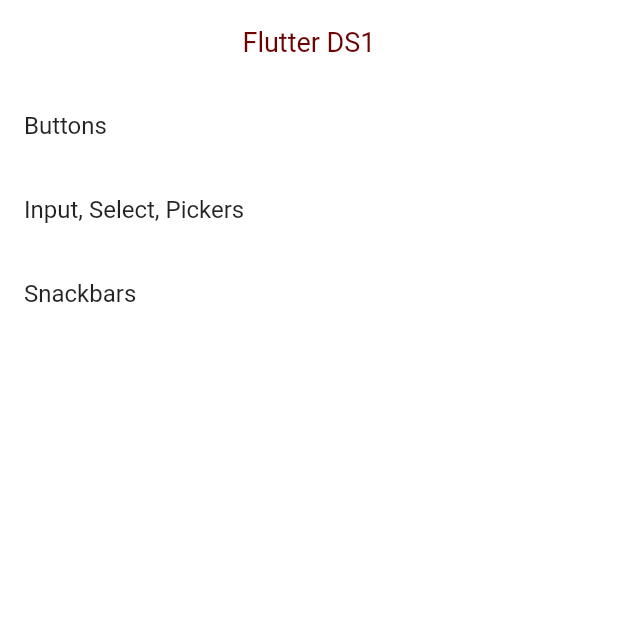
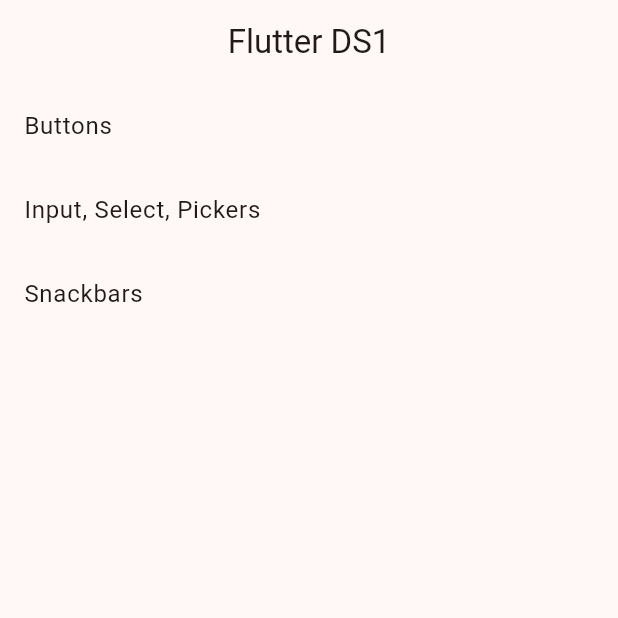
Before and after one commit to C4co/flutter_ds1, a Flutter app: the screen it shows after launch, on a phone screen of 412 x 824 dp, the top half of it. Run offline on Flutter 3.47's test engine with Material 2 defaults, Android fonts, the light colour scheme and no system bars; our stand-ins replace go_router.

Commit message:
update package components

```diff
--- a/packages/ds1/lib/colors/colors.dart
+++ b/packages/ds1/lib/colors/colors.dart
@@ -3,19 +3,64 @@
 import 'package:flutter/material.dart';
 
 class DS1Colors {
+  static const MaterialColor neutral = MaterialColor(
+    0xFF000000,
+    <int, Color>{
+      50: Color(0xFFE3E3E3),
+      100: Color(0xFFc8c8c8),
+      200: Color(0xFFA4A4A4),
+      300: Color(0xFF818181),
+      400: Color(0xFF666666),
+      500: Color(0xFF515151),
+      600: Color(0xFF434343),
+      700: Color(0xFF383838),
+      800: Color(0xFF313131),
+      900: Color(0xFF000000),
+    },
+  );
+
+  static const MaterialColor blue = MaterialColor(
+    0xFF174DB8,
+    <int, Color>{
+      50: Color(0xFFE3EAF6),
+      100: Color(0xFFB9CAEA),
+      200: Color(0xFF8BA6DC),
+      300: Color(0xFF5D82CD),
+      400: Color(0xFF3A68C3),
+      500: Color(0xFF174DB8),
+      600: Color(0xFF1446B1),
+      700: Color(0xFF113DA8),
+      800: Color(0xFF0D34A0),
+      900: Color(0xFF072591),
+    },
+  );
+
+  static const MaterialColor green = MaterialColor(0xFF16965E, <int, Color>{
+    50: Color(0xFFE3F2EC),
+    100: Color(0xFFB9E0CF),
+    200: Color(0xFF8BCBAF),
+    300: Color(0xFF5CB68E),
+    400: Color(0xFF39A676),
+    500: Color(0xFF16965E),
+    600: Color(0xFF138E56),
+    700: Color(0xFF10834C),
+    800: Color(0xFF0C7942),
+    900: Color(0xFF066831),
+  });
+
   static const MaterialColor red = MaterialColor(
-    0xFF9A0909,
+    0xFFB81717,
     <int, Color>{
-      50: Color(0xFFF3E1E1),
-      100: Color(0xFFE1B5B5),
-      200: Color(0xFFCD8484),
-      300: Color(0xFFB85353),
-      400: Color(0xFFA92E2E),
-      500: Color(0xFF9A0909),
-      600: Color(0xFF920808),
-      700: Color(0xFF880606),
-      800: Color(0xFF7E0505),
-      900: Color(0xFF6C0202),
+      50: Color(0xFFF6E3E3),
+      100: Color(0xFFEAB9B9),
+      200: Color(0xFFDC8B8B),
+      300: Color(0xFFCD5D5D),
+      400: Color(0xFFC33A3A),
+      500: Color(0xFFB81717),
+      600: Color(0xFFB11414),
+      700: Color(0xFFA81111),
+      800: Color(0xFFA00D0D),
+      900: Color(0xFF910707),
     },
   );
 
@@ -34,4 +79,20 @@
       900: Color(0xFF0F0829),
     },
   );
+
+  static const MaterialColor dark = MaterialColor(
+    0xFF1E2229,
+    <int, Color>{
+      50: Color(0xFFe3e3e3),
+      100: Color(0xFFc8c8c8),
+      200: Color(0xFFa4a4a4),
+      300: Color(0xFF818181),
+      400: Color(0xFF666666),
+      500: Color(0xFF515151),
+      600: Color(0xFF434343),
+      700: Color(0xFF383838),
+      800: Color(0xFF313131),
+      900: Color(0xFF000000),
+    },
+  );
 }
--- a/packages/ds1/lib/components/button/button.dart
+++ b/packages/ds1/lib/components/button/button.dart
@@ -103,7 +103,7 @@
                     style: TextStyle(
                       color: textColor,
                       fontSize: fontSize,
-                      fontWeight: FontWeight.w600,
+                      fontWeight: FontWeight.w500,
                     ),
                   ),
                 if (widget.isLoading == true)
--- a/packages/ds1/lib/ds1.dart
+++ b/packages/ds1/lib/ds1.dart
@@ -6,6 +6,7 @@
 export "./components/select/select.dart";
 export "./components/dialog/dialog.dart";
 export "./components/snackbar/snackbar.dart";
+export "./components/text/text.dart";
 
-export "./themes/ds1_theme.dart";
+export 'themes/ds1_theme.dart';
 export "./colors/colors.dart";
--- a/packages/ds1/lib/themes/ds1_theme.dart
+++ b/packages/ds1/lib/themes/ds1_theme.dart
@@ -1,35 +1,17 @@
 import 'package:flutter/material.dart';
 import 'package:flutter/services.dart';
-import 'package:google_fonts/google_fonts.dart';
-
-const MaterialColor ds1Color = MaterialColor(
-  0xFF000000,
-  <int, Color>{
-    50: Color(0xFFE3E3E3),
-    100: Color(0xFFc8c8c8),
-    200: Color(0xFFA4A4A4),
-    300: Color(0xFF818181),
-    400: Color(0xFF666666),
-    500: Color(0xFF515151),
-    600: Color(0xFF434343),
-    700: Color(0xFF383838),
-    800: Color(0xFF313131),
-    900: Color(0xFF000000),
-  },
-);
 
 ThemeData ds1Theme({
   required BuildContext context,
-  MaterialColor color = ds1Color,
+  bool dark = false,
+  Color color = Colors.blue,
 }) {
-  final textTheme = Theme.of(context).textTheme;
+  final theme = Theme.of(context);
 
   SystemChrome.setSystemUIOverlayStyle(
     const SystemUiOverlayStyle(
-      systemNavigationBarColor: Colors.white,
-      statusBarColor: Colors.white,
-      statusBarBrightness: Brightness.light,
-      statusBarIconBrightness: Brightness.light,
+      statusBarBrightness: Brightness.dark,
+      statusBarIconBrightness: Brightness.dark,
     ),
   );
 
@@ -40,71 +22,46 @@
   );
 
   return ThemeData(
+    useMaterial3: true,
     pageTransitionsTheme: pageTransitionsTheme,
-    primaryColor: color,
-    primaryColorLight: color.shade50,
-    primaryColorDark: color.shade900,
-    primarySwatch: color,
-    brightness: Brightness.light,
-    dialogTheme: DialogTheme(
-      elevation: 0,
-      shape: RoundedRectangleBorder(
-        borderRadius: BorderRadius.circular(5),
-      ),
-      titleTextStyle: TextStyle(
+    colorSchemeSeed: color,
+    brightness: dark ? Brightness.dark : Brightness.light,
+    appBarTheme: theme.appBarTheme.copyWith(
+      centerTitle: true,
+      titleTextStyle: theme.appBarTheme.titleTextStyle?.copyWith(
         fontSize: 16,
-        fontWeight: FontWeight.bold,
-        color: color.shade900,
       ),
     ),
-    appBarTheme: AppBarTheme(
-      scrolledUnderElevation: 1,
-      elevation: 0,
-      centerTitle: true,
-      iconTheme: IconThemeData(
-        color: color.shade900,
+    dialogTheme: DialogTheme(
+      shape: RoundedRectangleBorder(
+        borderRadius: BorderRadius.circular(10),
       ),
-      titleTextStyle: TextStyle(
-        color: color.shade900,
-        fontSize: 18,
+    ),
+    drawerTheme: DrawerThemeData(
+      shape: RoundedRectangleBorder(
+        borderRadius: BorderRadius.circular(0),
       ),
-      backgroundColor: Colors.white,
     ),
-    inputDecorationTheme: InputDecorationTheme(
-      contentPadding: const EdgeInsets.symmetric(
+    bottomNavigationBarTheme: const BottomNavigationBarThemeData(
+      selectedLabelStyle: TextStyle(
+        fontSize: 12,
+        fontWeight: FontWeight.bold,
+      ),
+      showUnselectedLabels: true,
+      showSelectedLabels: true,
+      type: BottomNavigationBarType.fixed,
+    ),
+    inputDecorationTheme: const InputDecorationTheme(
+      contentPadding: EdgeInsets.symmetric(
         horizontal: 15,
         vertical: 0,
       ),
-      labelStyle: const TextStyle(
-        fontSize: 16,
-      ),
-      floatingLabelStyle: TextStyle(
-        fontSize: 18,
-        color: color.shade900,
-      ),
-      focusedBorder: OutlineInputBorder(
-        borderSide: BorderSide(
-          color: color.shade800,
-        ),
-        gapPadding: 8,
-      ),
-      border: const OutlineInputBorder(
-        gapPadding: 8,
+      border: OutlineInputBorder(
+        gapPadding: 4,
         borderRadius: BorderRadius.all(
           Radius.circular(5),
         ),
       ),
     ),
-    scaffoldBackgroundColor: Colors.white,
-    textTheme: GoogleFonts.robotoFlexTextTheme(textTheme),
-    snackBarTheme: SnackBarThemeData(
-      backgroundColor: Colors.black,
-      closeIconColor: Colors.white,
-      actionTextColor: color.shade100,
-      contentTextStyle: TextStyle(
-        color: color.shade50,
-        fontSize: 16,
-      ),
-    ),
   );
 }
```
Also changed, not shown: packages/ds1/lib/components/button/button_style.dart (+12 -10 lines), packages/ds1/lib/components/select/select.dart (+4 -4 lines), packages/ds1/lib/components/text/text.dart (added, +43 -0 lines).
